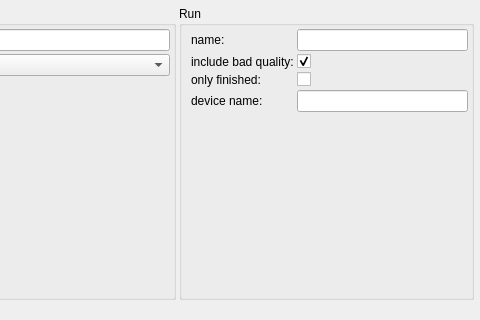
This is src/GSvar/SampleSearchWidget.ui in imgag/ngs-bits as Qt 5 draws it before an edit; both pictures show x 720 to 1200 and y 0 to 320 of the 1200 by 800 pixel window. The edited form follows.
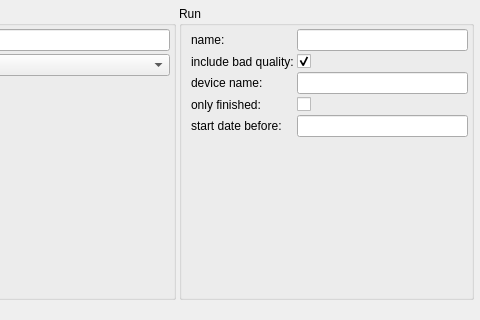
This is the edited form. Icons and pictures are not drawn. Custom widgets are drawn as their Qt base class.

Commit message: GSvar/NGSDExportSamples: Added run start date option to sample search.

```diff
--- a/src/GSvar/SampleSearchWidget.ui
+++ b/src/GSvar/SampleSearchWidget.ui
@@ -373,23 +373,6 @@
           </property>
          </widget>
         </item>
-        <item row="2" column="1">
-         <widget class="QCheckBox" name="r_analysis_finished">
-          <property name="text">
-           <string/>
-          </property>
-         </widget>
-        </item>
-        <item row="2" column="0">
-         <widget class="QLabel" name="label_13">
-          <property name="toolTip">
-           <string>&lt;html&gt;&lt;head/&gt;&lt;body&gt;&lt;p&gt;Only include samples where the analysis of the whole run is finished.&lt;br/&gt;Excludes samples that are on a future run or are still being analyzed.&lt;/p&gt;&lt;/body&gt;&lt;/html&gt;</string>
-          </property>
-          <property name="text">
-           <string>only finished:</string>
-          </property>
-         </widget>
-        </item>
         <item row="3" column="0">
          <widget class="QLabel" name="label_16">
           <property name="text">
@@ -400,6 +383,36 @@
         <item row="3" column="1">
          <widget class="DBSelector" name="r_device_name"/>
         </item>
+        <item row="4" column="0">
+         <widget class="QLabel" name="label_13">
+          <property name="toolTip">
+           <string>&lt;html&gt;&lt;head/&gt;&lt;body&gt;&lt;p&gt;Only include samples where the analysis of the whole run is finished.&lt;br/&gt;Excludes samples that are on a future run or are still being analyzed.&lt;/p&gt;&lt;/body&gt;&lt;/html&gt;</string>
+          </property>
+          <property name="text">
+           <string>only finished:</string>
+          </property>
+         </widget>
+        </item>
+        <item row="4" column="1">
+         <widget class="QCheckBox" name="r_analysis_finished">
+          <property name="text">
+           <string/>
+          </property>
+         </widget>
+        </item>
+        <item row="5" column="0">
+         <widget class="QLabel" name="label_19">
+          <property name="toolTip">
+           <string>&lt;html&gt;&lt;head/&gt;&lt;body&gt;&lt;p&gt;Run start date before or equal to the given date.&lt;br/&gt;Use ISO format: YYYY-MM-DD&lt;/p&gt;&lt;/body&gt;&lt;/html&gt;</string>
+          </property>
+          <property name="text">
+           <string>start date before:</string>
+          </property>
+         </widget>
+        </item>
+        <item row="5" column="1">
+         <widget class="QLineEdit" name="r_run_start_date"/>
+        </item>
        </layout>
       </widget>
      </item>
```
The commit also changes 9 other files.
